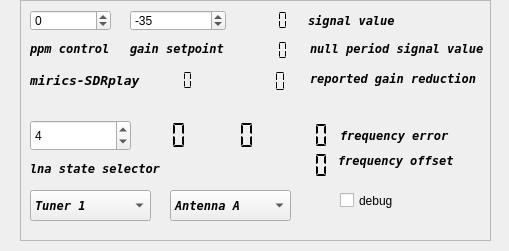
Qt form devices/sdrplay-handler/sdrplay-widget.ui (JvanKatwijk/sdrplayDab) before a commit.
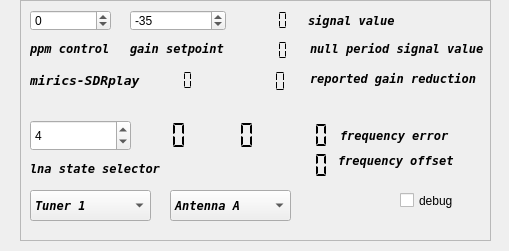
The same form after that commit.

What changed in the file:
```diff
--- a/devices/sdrplay-handler/sdrplay-widget.ui
+++ b/devices/sdrplay-handler/sdrplay-widget.ui
@@ -239,7 +239,7 @@
    <widget class="QCheckBox" name="debugControl">
     <property name="geometry">
      <rect>
-      <x>320</x>
+      <x>380</x>
       <y>190</y>
       <width>88</width>
       <height>21</height>
```
